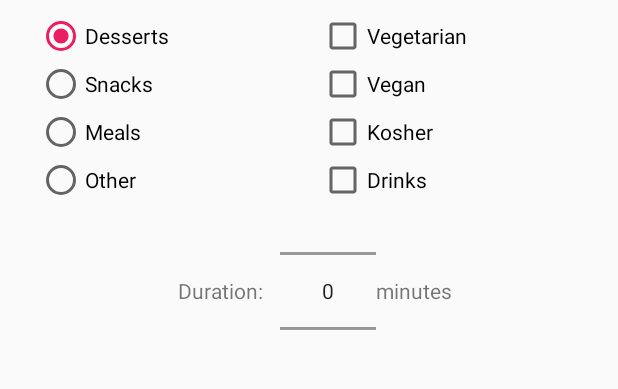
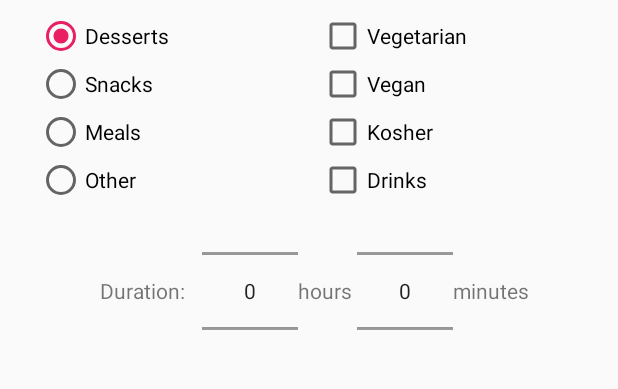
Before and after one commit to Skouriskaze/FindFood, an Android app: the layout dialog_marker.xml on its own in the app's theme, with its tools: preview values and no code run, on a phone screen of 412 x 824 dp, the part 242-631 px from its top. Run offline under Robolectric (Android 15) with nearby library versions, the phone set to English and light mode, and no system bars.

Commit message:
New np format

```diff
--- a/FoodApp/app/src/main/res/layout/dialog_marker.xml
+++ b/FoodApp/app/src/main/res/layout/dialog_marker.xml
@@ -134,6 +134,16 @@
                 android:layout_height="wrap_content" />
 
             <NumberPicker
+                android:id="@+id/npDurationHours"
+                android:layout_gravity="center"
+                android:layout_width="wrap_content"
+                android:layout_height="wrap_content" />
+            <TextView
+                android:text="hours "
+                android:layout_gravity="center"
+                android:layout_width="wrap_content"
+                android:layout_height="wrap_content" />
+            <NumberPicker
                 android:id="@+id/npDuration"
                 android:layout_gravity="center"
                 android:layout_width="wrap_content"
```
Also changed, not shown: FoodApp/app/src/main/java/caden/foodapp/Map.java (+10 -4 lines).
